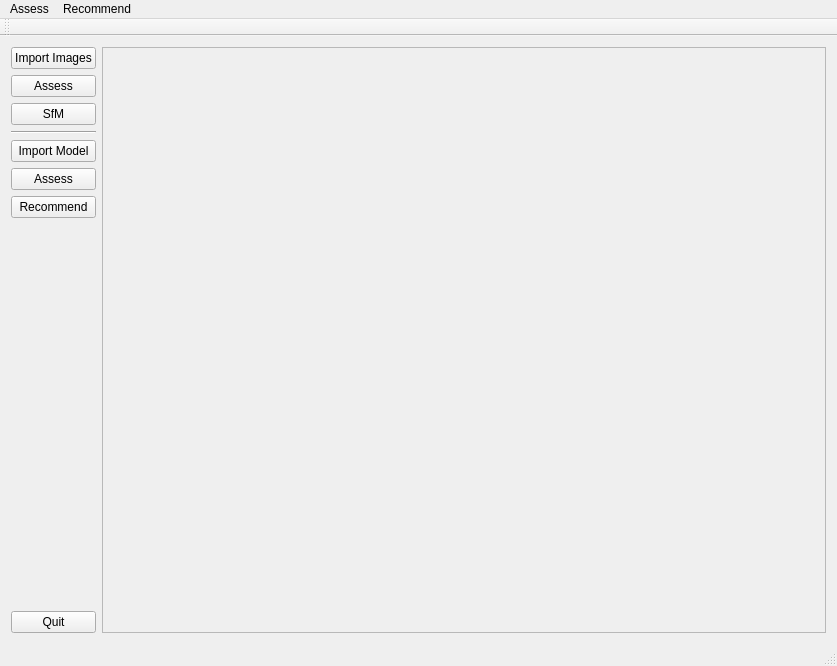
The window that mainwindow.ui (h005/vpRecommendation) describes before a commit, drawn with Qt 5.
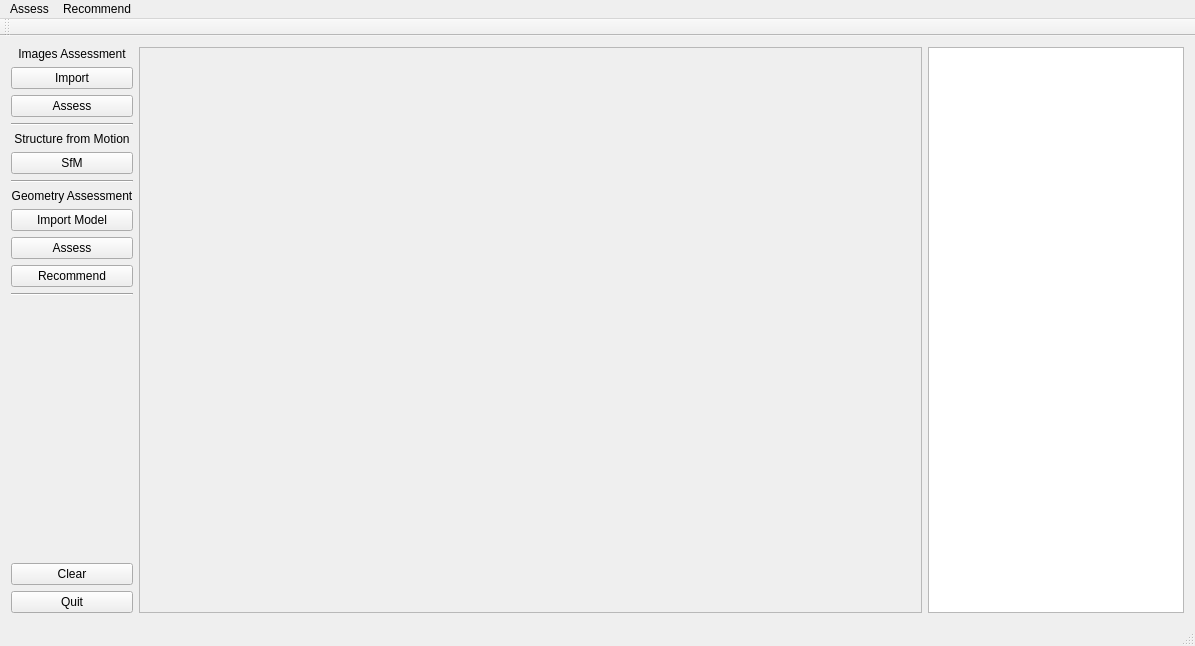
The same window after the commit.

What changed in the file:
```diff
--- a/mainwindow.ui
+++ b/mainwindow.ui
@@ -9,8 +9,8 @@
    <rect>
     <x>0</x>
     <y>0</y>
-    <width>837</width>
-    <height>666</height>
+    <width>1195</width>
+    <height>646</height>
    </rect>
   </property>
   <property name="sizePolicy">
@@ -26,10 +26,20 @@
    <layout class="QGridLayout" name="gridLayout">
     <item row="0" column="0">
      <layout class="QVBoxLayout" name="verticalLayout">
+      <item>
+       <widget class="QLabel" name="imgLabel">
+        <property name="text">
+         <string>Images Assessment</string>
+        </property>
+        <property name="alignment">
+         <set>Qt::AlignCenter</set>
+        </property>
+       </widget>
+      </item>
       <item>
        <widget class="QPushButton" name="importImgs">
         <property name="text">
-         <string>Import Images</string>
+         <string>Import</string>
         </property>
        </widget>
       </item>
@@ -40,6 +50,23 @@
         </property>
        </widget>
       </item>
+      <item>
+       <widget class="Line" name="line_2">
+        <property name="orientation">
+         <enum>Qt::Horizontal</enum>
+        </property>
+       </widget>
+      </item>
+      <item>
+       <widget class="QLabel" name="sfmLabel">
+        <property name="text">
+         <string>Structure from Motion</string>
+        </property>
+        <property name="alignment">
+         <set>Qt::AlignCenter</set>
+        </property>
+       </widget>
+      </item>
       <item>
        <widget class="QPushButton" name="SfM">
         <property name="text">
@@ -54,6 +81,16 @@
         </property>
        </widget>
       </item>
+      <item>
+       <widget class="QLabel" name="geoLabel">
+        <property name="text">
+         <string>Geometry Assessment</string>
+        </property>
+        <property name="alignment">
+         <set>Qt::AlignCenter</set>
+        </property>
+       </widget>
+      </item>
       <item>
        <widget class="QPushButton" name="importModel">
         <property name="text">
@@ -75,6 +112,13 @@
         </property>
        </widget>
       </item>
+      <item>
+       <widget class="Line" name="line_3">
+        <property name="orientation">
+         <enum>Qt::Horizontal</enum>
+        </property>
+       </widget>
+      </item>
       <item>
        <spacer name="verticalSpacer">
         <property name="orientation">
@@ -88,6 +132,13 @@
         </property>
        </spacer>
       </item>
+      <item>
+       <widget class="QPushButton" name="Clear">
+        <property name="text">
+         <string>Clear</string>
+        </property>
+       </widget>
+      </item>
       <item>
        <widget class="QPushButton" name="Quit">
         <property name="text">
@@ -99,6 +150,18 @@
     </item>
     <item row="0" column="1">
      <widget class="QScrollArea" name="scrollArea">
+      <property name="sizePolicy">
+       <sizepolicy hsizetype="Expanding" vsizetype="Expanding">
+        <horstretch>0</horstretch>
+        <verstretch>0</verstretch>
+       </sizepolicy>
+      </property>
+      <property name="baseSize">
+       <size>
+        <width>0</width>
+        <height>0</height>
+       </size>
+      </property>
       <property name="widgetResizable">
        <bool>true</bool>
       </property>
@@ -107,8 +170,8 @@
         <rect>
          <x>0</x>
          <y>0</y>
-         <width>702</width>
-         <height>585</height>
+         <width>751</width>
+         <height>565</height>
         </rect>
        </property>
        <property name="sizePolicy">
@@ -120,6 +183,19 @@
       </widget>
      </widget>
     </item>
+    <item row="0" column="2">
+     <widget class="QPlainTextEdit" name="plainTextEdit">
+      <property name="sizePolicy">
+       <sizepolicy hsizetype="Preferred" vsizetype="Expanding">
+        <horstretch>0</horstretch>
+        <verstretch>0</verstretch>
+       </sizepolicy>
+      </property>
+      <property name="readOnly">
+       <bool>true</bool>
+      </property>
+     </widget>
+    </item>
    </layout>
   </widget>
   <widget class="QMenuBar" name="menuBar">
@@ -127,7 +203,7 @@
     <rect>
      <x>0</x>
      <y>0</y>
-     <width>837</width>
+     <width>1195</width>
      <height>22</height>
     </rect>
    </property>
```
